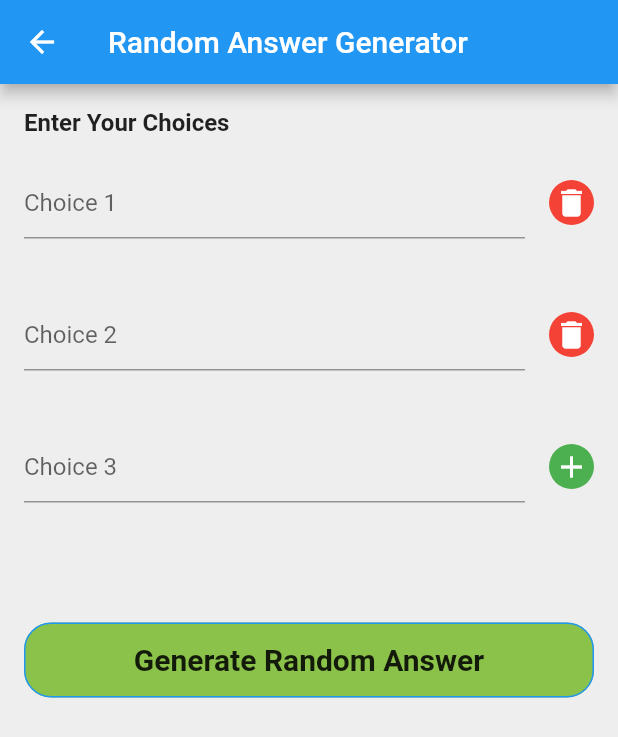
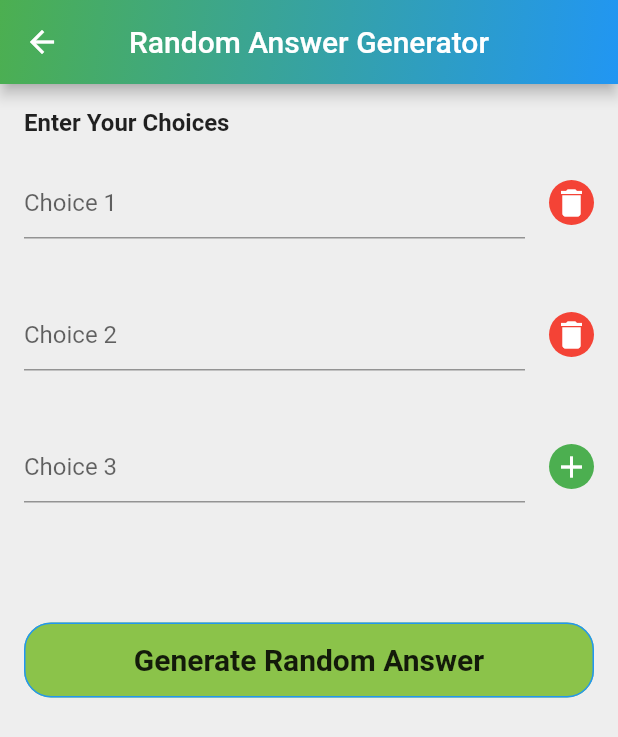
Before and after one commit to nsp456/Decision_Maker, a Flutter app: the MyForm screen opened directly, on a phone screen of 412 x 824 dp. Shown: the top 737 px of the screen. Run offline on Flutter 3.47's test engine with Material 2 defaults, Android fonts, the light colour scheme and no system bars; our stand-ins replace expandable, font_awesome_flutter; missing offline and left inert: custom_switch, foldable_sidebar, ia.

Commit message:
Update formRandom.dart

```diff
--- a/lib/formRandom.dart
+++ b/lib/formRandom.dart
@@ -1,4 +1,6 @@
 import 'package:flutter/material.dart';
+
+import 'Appbar.dart';
 
 class MyForm extends StatefulWidget {
   @override
@@ -14,7 +16,16 @@ class _MyFormState extends State<MyForm> {
       resizeToAvoidBottomInset: false,
       backgroundColor: Colors.grey[200],
       appBar: AppBar(
-        title: Text('Random Answer Generator'),
+        centerTitle: true,
+        leading: IconButton(
+          icon: Icon(
+            Icons.arrow_back,
+            color: Colors.white,
+          ),
+          onPressed: () => Navigator.of(context).pop(),
+        ),
+        title: Text("Random Answer Generator"),
+        flexibleSpace: App_bar(),
       ),
       body: Form(
         key: _formKey,
```
